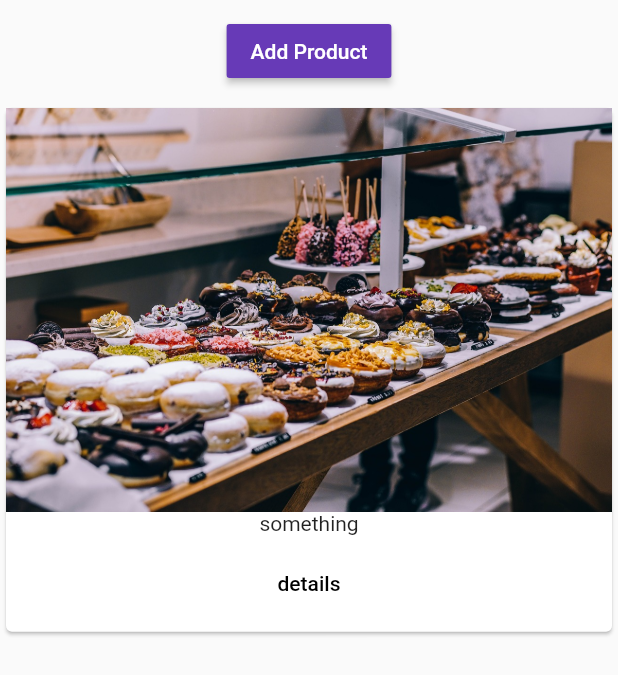
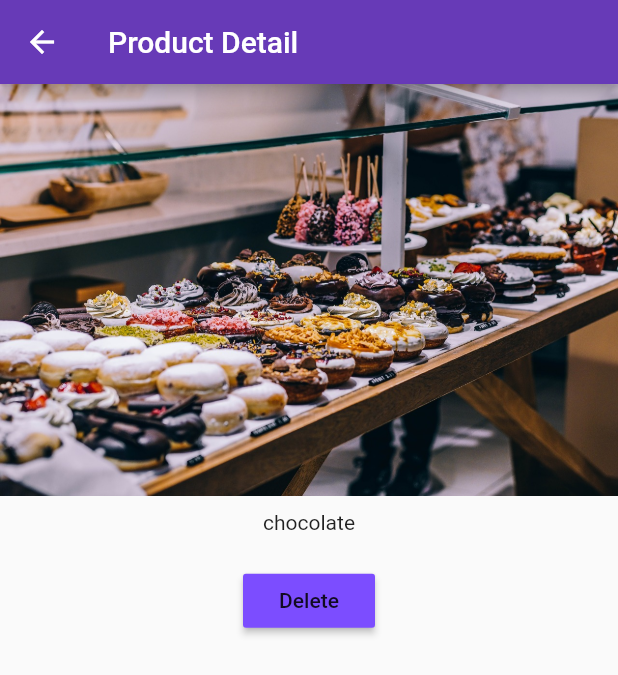
Before and after one commit to thiZguy/FlutterCourse, a Flutter app: the ProductManager widget shown alone on an empty page, opened directly, after a tap on "Add Product", after a tap on "details", on a phone screen of 412 x 824 dp. Shown: the top 675 px of the screen. Run offline on Flutter 3.47's test engine with Material 2 defaults, Android fonts, the phone set to English and light mode, and no system bars.

Commit message:
new changes in the navigation

```diff
--- a/lib/ProductControl.dart
+++ b/lib/ProductControl.dart
@@ -11,7 +11,7 @@ class ProductControl extends StatelessWidget {
       color: Theme.of(context).primaryColor,
       child: Text('Add Product', style: TextStyle(color: Colors.white),),
       onPressed: () {
-        addProduct('something');
+        addProduct({ 'title': 'chocolate', 'image': 'assets/food.jpg' });
       },
     );
   }
--- a/lib/main.dart
+++ b/lib/main.dart
@@ -1,5 +1,5 @@
-import 'package:f_test_mac/products_manager.dart';
-import 'package:f_test_mac/screens/home.dart';
+import './screens/auth.dart';
+import 'package:f_test_mac/screens/products.dart';
 import 'package:flutter/material.dart';
 //import 'package:flutter/rendering.dart';
 
@@ -17,7 +17,7 @@ class MyApp extends StatelessWidget {
             brightness: Brightness.light,
             primarySwatch: Colors.deepPurple,
             accentColor: Colors.deepPurpleAccent),
-        home: HomeScreen(),
+        home: AuthScreen(),
     );
   }
 }
--- a/lib/products.dart
+++ b/lib/products.dart
@@ -1,9 +1,10 @@
+import './screens/product.dart';
 import 'package:flutter/material.dart';
 
 class Products extends StatelessWidget {
-  final List<String> products;
-
-  Products(this.products) {
+  final List<Map> products;
+  final Function deleteProduct;
+  Products(this.products, {this.deleteProduct}) {
     print('[Products Widget] constructor');
   }
 
@@ -11,14 +12,24 @@ class Products extends StatelessWidget {
     return Card(
       child: Column(
         children: <Widget>[
-          Image.asset('assets/food.jpg'),
-          Text(products[index]),
+          Image.asset(products[index]['image']),
+          Text(products[index]['title']),
           ButtonBar(
             alignment: MainAxisAlignment.center,
             children: <Widget>[
               FlatButton(
                 child: Text('details'),
-                onPressed: () {},
+                onPressed: () => Navigator.push<bool>(
+                    context,
+                    MaterialPageRoute(
+                        builder: (BuildContext context) => ProductScreen(
+                            products[index]['title'],
+                            products[index]['image']))
+                ).then((bool value) {
+                  if(value) {
+                    deleteProduct(index);
+                  }
+                }),
               )
             ],
           ),
--- a/lib/products_manager.dart
+++ b/lib/products_manager.dart
@@ -2,10 +2,12 @@ import 'package:flutter/material.dart';
 import './ProductControl.dart';
 import './products.dart';
 class ProductManager extends StatefulWidget {
-  final String startingProduct;
+  final Map startingProduct;
+
   ProductManager({this.startingProduct}){
     print('[ProductManager Widget] constructor');
   }
+
   @override
   State<StatefulWidget> createState() {
     print('[ProductManager Widget] createState');
@@ -14,7 +16,7 @@ class ProductManager extends StatefulWidget {
 }
 
 class _ProductManagerState extends State<ProductManager> {
-  List<String> _products = [];
+  List<Map<String,String>> _products = [];
 
   @override
   void initState() {
@@ -31,10 +33,16 @@ class _ProductManagerState extends State<ProductManager> {
     super.didUpdateWidget(oldWidget);
   }
 
-  void _addProduct(String product) {
+  void _addProduct(Map<String,String> product) {
     setState(() {
       print(product);
       _products.add(product);
+    });
+  }
+
+  void _deleteProduct(int index) {
+    setState(() {
+      _products.removeAt(index);
     });
   }
 
@@ -47,8 +55,10 @@ class _ProductManagerState extends State<ProductManager> {
           margin: EdgeInsets.all(10.0),
           child: ProductControl(_addProduct),
         ),
-        Expanded(child:
-        Products(_products)),
+        Expanded(
+          child:
+            Products(_products, deleteProduct: _deleteProduct),
+        ),
       ],
     );
   }
--- a/lib/screens/product.dart
+++ b/lib/screens/product.dart
@@ -0,0 +1,42 @@
+import 'dart:async';
+
+import 'package:flutter/material.dart';
+
+class ProductScreen extends StatelessWidget {
+  final String productText;
+  final String productImage;
+
+  ProductScreen(this.productText, this.productImage);
+
+  @override
+  Widget build(BuildContext context) {
+    return WillPopScope(child: Scaffold(
+      appBar: AppBar(
+        title: Text('Product Detail'),
+      ),
+      body: Column(
+        crossAxisAlignment: CrossAxisAlignment.center,
+        children: <Widget>[
+          Image.asset(productImage),
+          Container(
+            padding: EdgeInsets.all(10.0),
+            child: Text(productText),
+          ),
+          Container(
+            padding: EdgeInsets.all(10.0),
+            child: RaisedButton(
+              color: Theme.of(context).accentColor,
+              child: Text('Delete'),
+              onPressed: () => Navigator.pop(context, true),
+            ),
+          ),
+        ],
+      )
+    ), onWillPop: () {
+      print('back button pressed');
+      Navigator.pop(context,false);
+      return Future.value(false);
+    },);
+  }
+
+}
```
Also changed, not shown: lib/screens/auth.dart (+20 -0 lines), lib/screens/create_product.dart (+8 -0 lines), lib/screens/list_product.dart (+8 -0 lines), lib/screens/product_admin.dart (+43 -0 lines), lib/screens/products.dart (+22 -3 lines), 1 other file.
